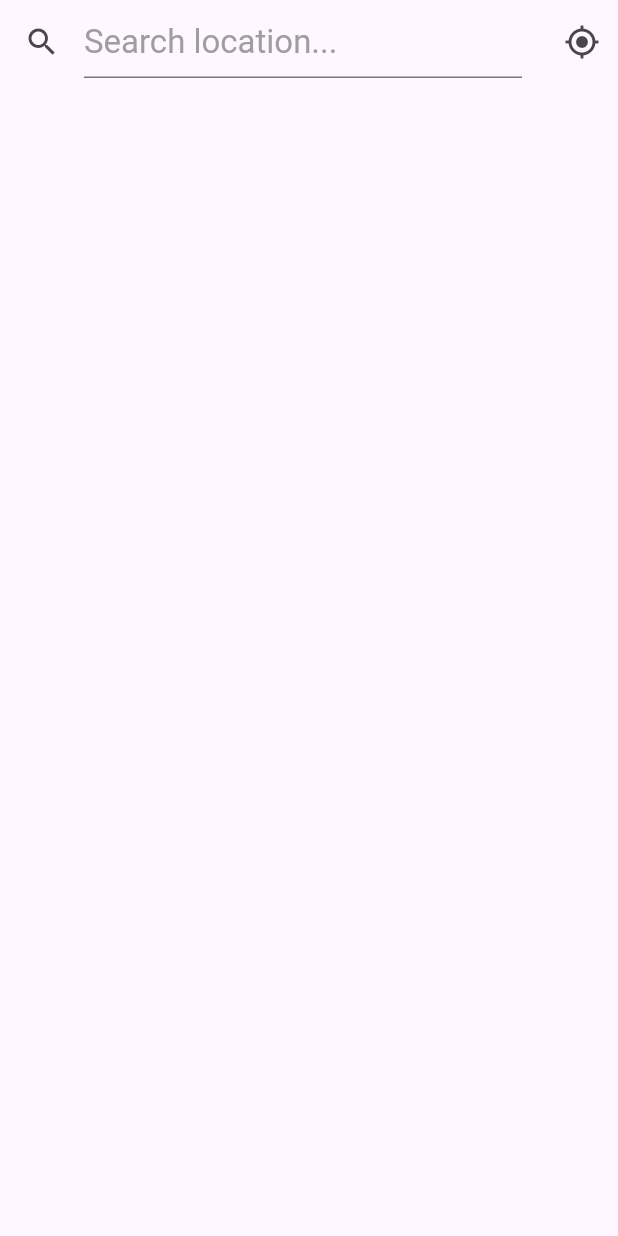
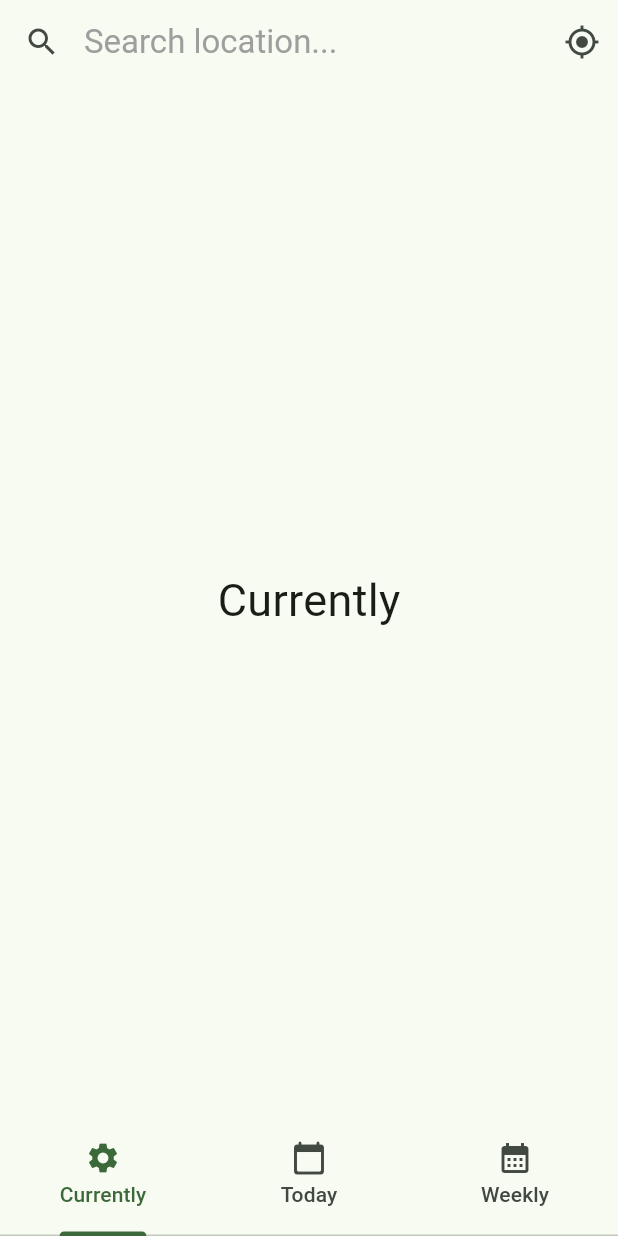
Before and after one commit to aabouqas/mobile, a Flutter app: the screen it shows after launch, on a phone screen of 412 x 824 dp. Run offline on Flutter 3.47's test engine with Material 3 defaults, Android fonts, the phone set to English and light mode, and no system bars; our stand-ins replace math_expressions.

Commit message:
weather_app done

```diff
--- a/mobileModule01/weather_app/analysis_options.yaml
+++ b/mobileModule01/weather_app/analysis_options.yaml
@@ -31,6 +31,10 @@ linter:
   # `// ignore_for_file: name_of_lint` syntax on the line or in the file
   # producing the lint.
   rules:
+      prefer_const_constructors: true
+      prefer_const_declarations: true
+      prefer_const_literals_to_create_immutables: true
+      library_private_types_in_public_api: true
     # avoid_print: false  # Uncomment to disable the `avoid_print` rule
     # prefer_single_quotes: true  # Uncomment to enable the `prefer_single_quotes` rule
 
--- a/mobileModule01/weather_app/lib/main.dart
+++ b/mobileModule01/weather_app/lib/main.dart
@@ -11,9 +11,8 @@ class MyApp extends StatelessWidget {
   @override
   Widget build(BuildContext context) {
     return MaterialApp(
-      title: 'Flutter Demo',
       theme: ThemeData(
-        colorScheme: .fromSeed(seedColor: Colors.deepPurple),
+        colorScheme: .fromSeed(seedColor: Colors.green),
       ),
       home: const MyHomePage(),
     );
@@ -28,13 +27,24 @@ class MyHomePage extends StatefulWidget {
 }
 
 class _MyHomePageState extends State<MyHomePage> {
+
+  Map<IconData, String> tabs = {
+    Icons.settings: "Currently",
+    Icons.calendar_today_rounded: "Today",
+    Icons.calendar_month_sharp: "Weekly"
+  };
+
   @override
   Widget build(BuildContext context) {
-    return Scaffold(
+    return DefaultTabController(
+      length: 3,
+      child: Scaffold(
         appBar: AppBar(
-        title: TextField(
+          title: const TextField(
             decoration: InputDecoration(
               icon: Icon(Icons.search),
+              border: .none,
+              focusedBorder: .none,
               hint: Text('Search location...', maxLines: 1, style: TextStyle(
                 color: Colors.grey,
               ),
@@ -42,10 +52,29 @@ class _MyHomePageState extends State<MyHomePage> {
             ),
           ),
           actions: [
-          IconButton(onPressed: () {}, icon: Icon(Icons.gps_fixed))
+            IconButton(onPressed: () {}, icon: const Icon(Icons.gps_fixed))
           ],
         ),
-      body: Container(),
+        body: TabBarView(
+            children: tabs.entries.map((entry) =>
+                  Center(
+                      child: Text(
+                        entry.value,
+                        style: const TextStyle(
+                            fontSize: 30
+                        ),
+                      )
+                  )
+              ).toList(),
+            ),
+        bottomNavigationBar: BottomAppBar(
+          color: Theme.of(context).scaffoldBackgroundColor,
+          padding: .zero,
+          child: TabBar(
+              tabs: tabs.entries.map((entry) => Tab(icon: Icon(entry.key), text: entry.value,)).toList(),
+        ),
+      ),
+      )
     );
   }
 }
```
Lines whose indentation alone changed are shown as unchanged.
